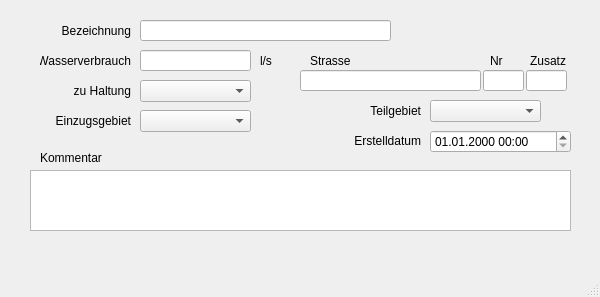
The window that qkan/forms/qkan_einleit.ui (hoettges/QKan) describes before a commit, drawn with Qt 5.
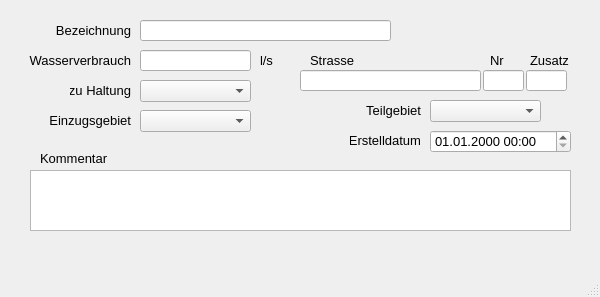
The same window after the commit. Custom widgets are drawn as their Qt base class.

What changed in the file:
```diff
--- a/qkan/forms/qkan_einleit.ui
+++ b/qkan/forms/qkan_einleit.ui
@@ -16,6 +16,7 @@
   <property name="font">
    <font>
     <family>Tahoma</family>
+    <pointsize>10</pointsize>
    </font>
   </property>
   <property name="windowTitle">
@@ -41,9 +42,9 @@
    <widget class="QLabel" name="label_5">
     <property name="geometry">
      <rect>
-      <x>40</x>
+      <x>20</x>
       <y>50</y>
-      <width>91</width>
+      <width>111</width>
       <height>21</height>
      </rect>
     </property>
```
Left out of the diff: 2 changed lines with no effect on the pictures.
